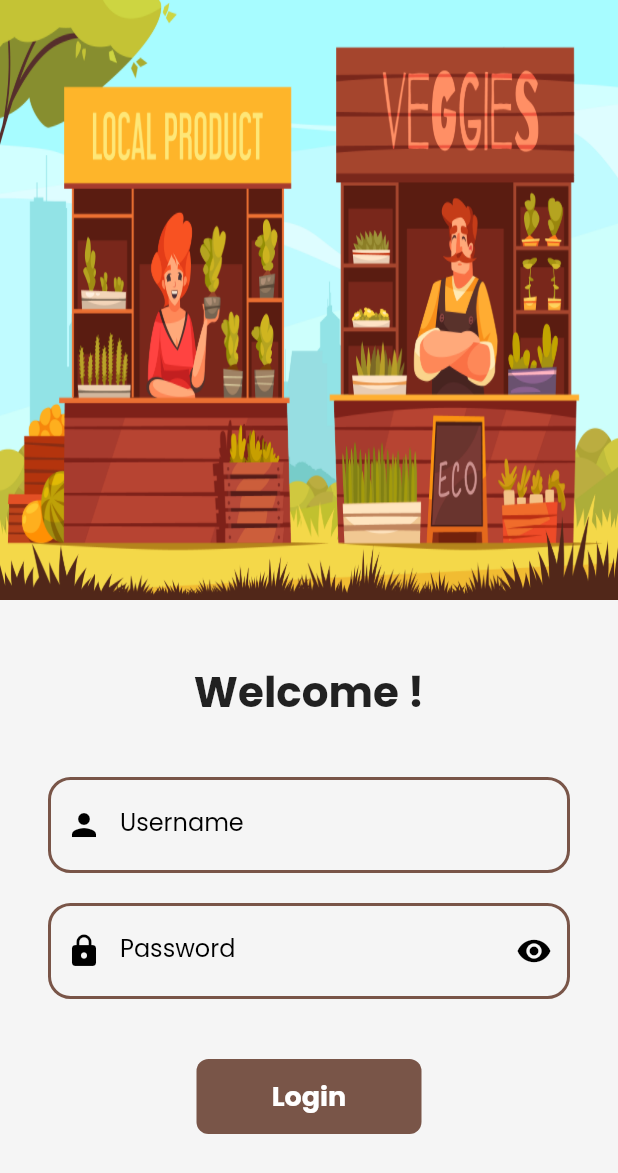
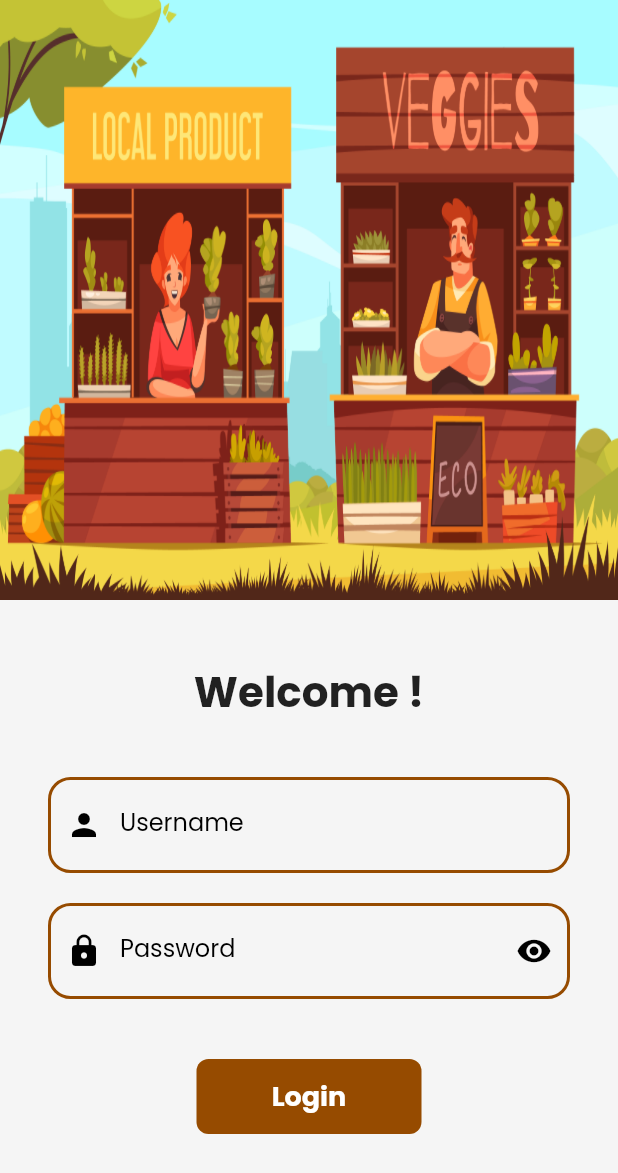
Before and after one commit to JayM2510/Rural4Us, a Flutter app: the LoginPage screen opened by its route, on a phone screen of 412 x 824 dp. Shown: the top 1173 px of the screen. Run offline on Flutter 3.47's test engine with Material 2 defaults, Android fonts, the phone set to English and light mode, and no system bars; drawn by our look-alikes of velocity_x; our stand-ins replace google_fonts, url_strategy; network calls fail.

Commit message:
UI changes

```diff
--- a/lib/constants.dart
+++ b/lib/constants.dart
@@ -2,7 +2,7 @@ import 'package:flutter/material.dart';
 
 
 
-const kPrimaryColor = Colors.brown;
+const kPrimaryColor = Color.fromARGB(255, 150, 75, 0);
 const kPrimaryLightColor = Color(0xFFFFECDF);
 const kPrimaryGradientColor = LinearGradient(
   begin: Alignment.topLeft,
--- a/lib/pages/login_page.dart
+++ b/lib/pages/login_page.dart
@@ -71,11 +71,11 @@ class _LoginPageState extends State<LoginPage> {
                           prefixIcon: Icon(Icons.person, color: Colors.black,),
                           enabledBorder: OutlineInputBorder(
                             borderRadius: BorderRadius.circular(15.0),
-                            borderSide: BorderSide(color: Colors.brown ,width: 2.0),
+                            borderSide: BorderSide(color: Color.fromARGB(255, 150, 75, 0) ,width: 2.0),
                           ),
                           focusedBorder: OutlineInputBorder(
                             borderRadius: BorderRadius.circular(15.0),
-                            borderSide: BorderSide(color: Colors.brown, width: 2.0),
+                            borderSide: BorderSide(color: Color.fromARGB(255, 150, 75, 0), width: 2.0),
                           ),
                           hintText: "Enter username",
                           labelText: "Username",
@@ -111,11 +111,11 @@ class _LoginPageState extends State<LoginPage> {
                               ),
                           enabledBorder: OutlineInputBorder(
                             borderRadius: BorderRadius.circular(15.0),
-                            borderSide: BorderSide(color: Colors.brown ,width: 2.0),
+                            borderSide: BorderSide(color:Color.fromARGB(255, 150, 75, 0) ,width: 2.0),
                           ),
                           focusedBorder: OutlineInputBorder(
                             borderRadius: BorderRadius.circular(15.0),
-                            borderSide: BorderSide(color: Colors.brown, width: 2.0),
+                            borderSide: BorderSide(color: Color.fromARGB(255, 150, 75, 0), width: 2.0),
                           ),
 
                           hintText: "Enter password",
@@ -136,7 +136,7 @@ class _LoginPageState extends State<LoginPage> {
                         height: 40.0,
                       ),
                       Material(
-                        color: Colors.brown,
+                        color: Color.fromARGB(255, 150, 75, 0),
                         borderRadius:
                             BorderRadius.circular(changeButton ? 50 : 8),
                         child: InkWell(
--- a/lib/splash/components/splash_content.dart
+++ b/lib/splash/components/splash_content.dart
@@ -19,7 +19,7 @@ class SplashContent extends StatelessWidget {
           "Rural4Us!",
           style: TextStyle(
             fontSize: getProportionateScreenWidth(36),
-            color: Colors.brown,
+            color: Color.fromARGB(255, 150, 75, 0),
             fontWeight: FontWeight.bold,
           ),
         ),
```
Also changed, not shown: lib/splash/components/body.dart (+8 -1 lines).
